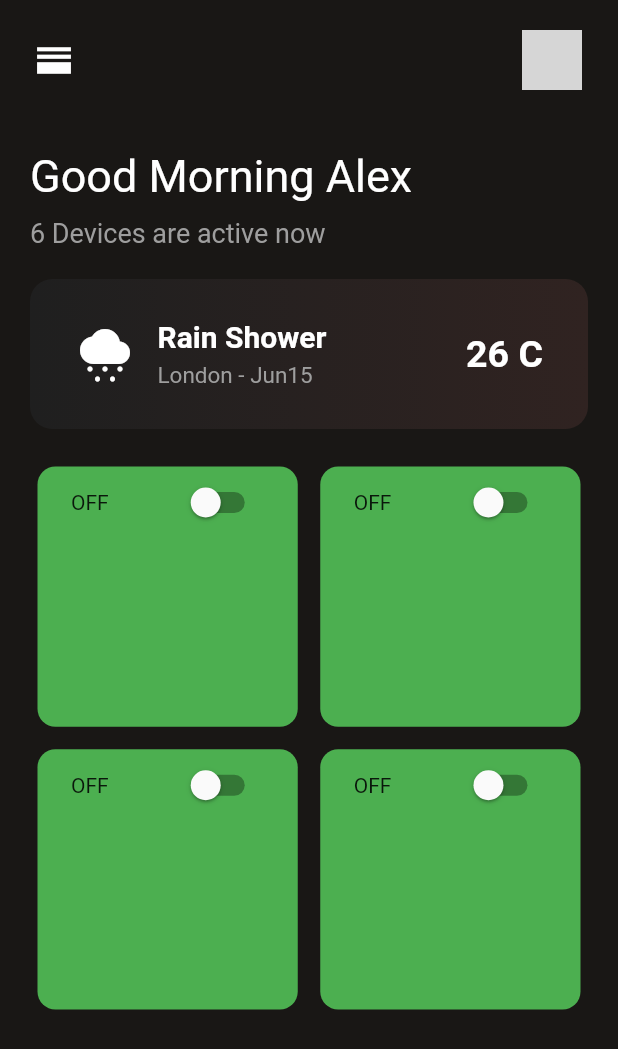
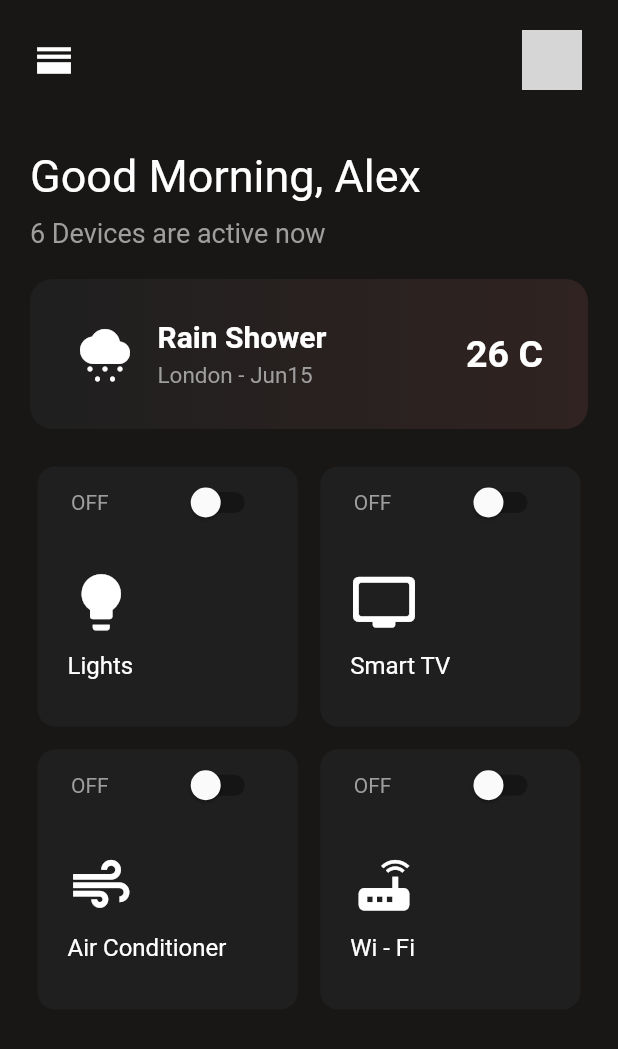
Before and after one commit to christiandarvs/Study_Sessions, a Flutter app: the WednesdayA1 screen opened directly, on a phone screen of 412 x 824 dp. Shown: the top 1049 px of the screen. Run offline on Flutter 3.47's test engine with Material 2 defaults, Android fonts, the phone set to English and light mode, and no system bars; network calls fail; grey boxes are pictures that could not be loaded.

Commit message:
finalize contents

```diff
--- a/lib/main.dart
+++ b/lib/main.dart
@@ -777,7 +777,7 @@ class _WednesdayA1State extends State<WednesdayA1> {
                 crossAxisAlignment: CrossAxisAlignment.start,
                 children: const [
                   Text(
-                    'Good Morning Alex',
+                    'Good Morning, Alex',
                     style: TextStyle(fontSize: 30, color: Colors.white),
                   ),
                   SizedBox(
@@ -861,98 +861,224 @@ class _WednesdayA1State extends State<WednesdayA1> {
                     Container(
                       decoration: BoxDecoration(
                           borderRadius: BorderRadius.circular(12),
-                          color: Colors.green),
+                          color: isSwitched
+                              ? const Color(0xffff6041)
+                              : const Color(0xff1f1f1f)),
                       height: 100,
                       width: 100,
                       child: Column(children: [
                         Row(
                           mainAxisAlignment: MainAxisAlignment.spaceAround,
                           children: [
-                            Text(status),
+                            isSwitched
+                                ? const Text(
+                                    'ON',
+                                    style: TextStyle(color: Colors.white),
+                                  )
+                                : const Text(
+                                    'OFF',
+                                    style: TextStyle(color: Colors.grey),
+                                  ),
                             Switch(
+                                activeColor: Colors.white,
+                                activeTrackColor: const Color(0xffd33a1e),
                                 value: isSwitched,
                                 onChanged: (value) {
                                   setState(() {
                                     isSwitched = !isSwitched;
-                                    isSwitched ? status = 'ON' : status = 'OFF';
                                   });
                                 })
                           ],
+                        ),
+                        Container(
+                          margin: const EdgeInsets.all(20),
+                          alignment: Alignment.bottomLeft,
+                          child: Column(
+                            crossAxisAlignment: CrossAxisAlignment.start,
+                            children: const [
+                              Icon(
+                                Icons.lightbulb,
+                                size: 45,
+                                color: Colors.white,
+                              ),
+                              SizedBox(
+                                height: 10,
+                              ),
+                              Text(
+                                'Lights',
+                                style: TextStyle(
+                                    color: Colors.white, fontSize: 16),
+                              )
+                            ],
+                          ),
                         )
                       ]),
                     ),
                     Container(
                       decoration: BoxDecoration(
                           borderRadius: BorderRadius.circular(12),
-                          color: Colors.green),
+                          color: isSwitched1
+                              ? const Color(0xffff6041)
+                              : const Color(0xff1f1f1f)),
                       height: 100,
                       width: 100,
                       child: Column(children: [
                         Row(
                           mainAxisAlignment: MainAxisAlignment.spaceAround,
                           children: [
-                            Text(status1),
+                            isSwitched1
+                                ? const Text(
+                                    'ON',
+                                    style: TextStyle(color: Colors.white),
+                                  )
+                                : const Text(
+                                    'OFF',
+                                    style: TextStyle(color: Colors.grey),
+                                  ),
                             Switch(
+                                activeColor: Colors.white,
+                                activeTrackColor: const Color(0xffd33a1e),
                                 value: isSwitched1,
                                 onChanged: (value) {
                                   setState(() {
                                     isSwitched1 = !isSwitched1;
-                                    isSwitched1
-                                        ? status1 = 'ON'
-                                        : status1 = 'OFF';
                                   });
                                 })
                           ],
+                        ),
+                        Container(
+                          margin: const EdgeInsets.all(20),
+                          alignment: Alignment.bottomLeft,
+                          child: Column(
+                            crossAxisAlignment: CrossAxisAlignment.start,
+                            children: const [
+                              Icon(
+                                Icons.tv_rounded,
+                                size: 45,
+                                color: Colors.white,
+                              ),
+                              SizedBox(
+                                height: 10,
+                              ),
+                              Text(
+                                'Smart TV',
+                                style: TextStyle(
+                                    color: Colors.white, fontSize: 16),
+                              )
+                            ],
+                          ),
                         )
                       ]),
                     ),
                     Container(
                       decoration: BoxDecoration(
                           borderRadius: BorderRadius.circular(12),
-                          color: Colors.green),
+                          color: isSwitched2
+                              ? const Color(0xffff6041)
+                              : const Color(0xff1f1f1f)),
                       height: 100,
                       width: 100,
                       child: Column(children: [
                         Row(
                           mainAxisAlignment: MainAxisAlignment.spaceAround,
                           children: [
-                            Text(status2),
+                            isSwitched2
+                                ? const Text(
+                                    'ON',
+                                    style: TextStyle(color: Colors.white),
+                                  )
+                                : const Text(
+                                    'OFF',
+                                    style: TextStyle(color: Colors.grey),
+                                  ),
                             Switch(
+                                activeColor: Colors.white,
+                                activeTrackColor: const Color(0xffd33a1e),
                                 value: isSwitched2,
                                 onChanged: (value) {
                                   setState(() {
                                     isSwitched2 = !isSwitched2;
-                                    isSwitched2
-                                        ? status2 = 'ON'
-                                        : status2 = 'OFF';
                                   });
                                 })
                           ],
+                        ),
+                        Container(
+                          margin: const EdgeInsets.all(20),
+                          alignment: Alignment.bottomLeft,
+                          child: Column(
+                            crossAxisAlignment: CrossAxisAlignment.start,
+                            children: const [
+                              Icon(
+                                Icons.air,
+                                size: 45,
+                                color: Colors.white,
+                              ),
+                              SizedBox(
+                                height: 10,
+                              ),
+                              Text(
+                                'Air Conditioner',
+                                style: TextStyle(
+                                    color: Colors.white, fontSize: 16),
+                              )
+                            ],
+                          ),
                         )
                       ]),
                     ),
                     Container(
                       decoration: BoxDecoration(
                           borderRadius: BorderRadius.circular(12),
-                          color: Colors.green),
+                          color: isSwitched3
+                              ? const Color(0xffff6041)
+                              : const Color(0xff1f1f1f)),
                       height: 100,
                       width: 100,
                       child: Column(children: [
                         Row(
                           mainAxisAlignment: MainAxisAlignment.spaceAround,
                           children: [
-                            Text(status3),
+                            isSwitched3
+                                ? const Text(
+                                    'ON',
+                                    style: TextStyle(color: Colors.white),
+                                  )
+                                : const Text(
+                                    'OFF',
+                                    style: TextStyle(color: Colors.grey),
+                                  ),
                             Switch(
+                                activeColor: Colors.white,
+                                activeTrackColor: const Color(0xffd33a1e),
                                 value: isSwitched3,
                                 onChanged: (value) {
                                   setState(() {
                                     isSwitched3 = !isSwitched3;
-                                    isSwitched3
-                                        ? status3 = 'ON'
-                                        : status3 = 'OFF';
                                   });
                                 })
                           ],
+                        ),
+                        Container(
+                          margin: const EdgeInsets.all(20),
+                          alignment: Alignment.bottomLeft,
+                          child: Column(
+                            crossAxisAlignment: CrossAxisAlignment.start,
+                            children: const [
+                              Icon(
+                                Icons.router,
+                                size: 45,
+                                color: Colors.white,
+                              ),
+                              SizedBox(
+                                height: 10,
+                              ),
+                              Text(
+                                'Wi - Fi',
+                                style: TextStyle(
+                                    color: Colors.white, fontSize: 16),
+                              )
+                            ],
+                          ),
                         )
                       ]),
                     ),
```
